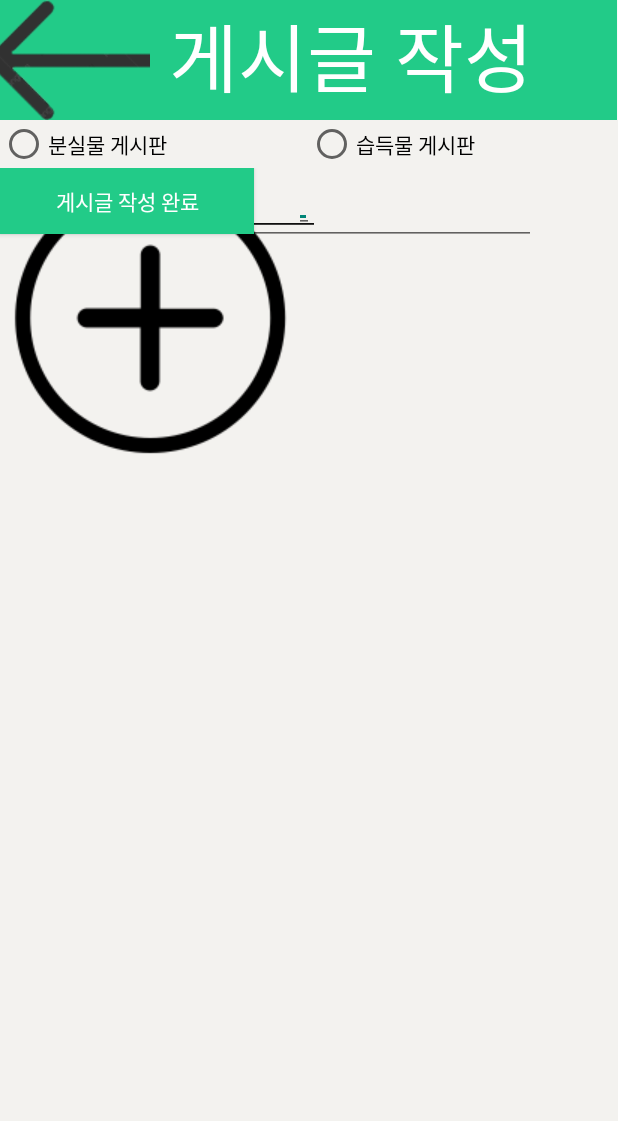
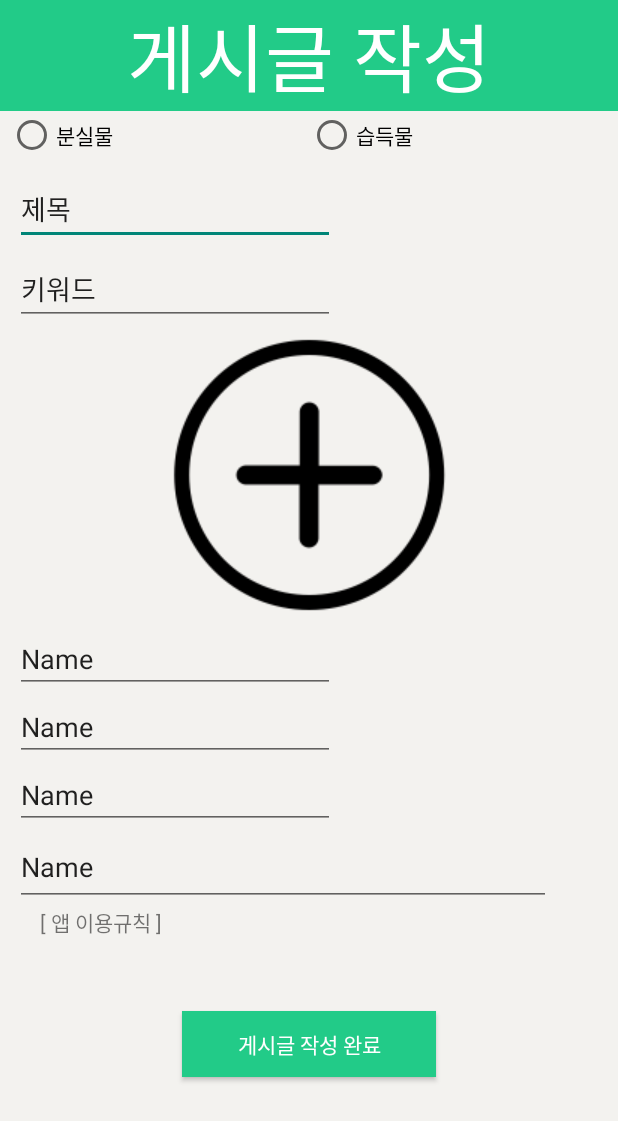
Before and after one commit to GANJI0170/ComposeCBT7, an Android app: the fragment fragment_write shown on its own in the app's theme, on a phone screen of 412 x 824 dp. Shown: the top 1121 px of the screen. Run offline under Robolectric (Android 15) with nearby library versions, the phone set to English and light mode, and no system bars.

Commit message:
게시글 작성 페이지 임시수정

```diff
--- a/app/src/main/java/com/cookandroid/cbt7/SearchActivity.java
+++ b/app/src/main/java/com/cookandroid/cbt7/SearchActivity.java
@@ -47,25 +47,25 @@ public class SearchActivity extends AppCompatActivity {
         mSearch.loadKeywords();
 
         //사전 정의
-//        FileOutputStream fos;
-//        String strFileContents = "제트플립\tNNP\n" + "제트 플립\tNNP\n" + "갤럭시노트10\tNNP\n"
-//                +"아이폰13프로\tNNP\n"+"갤럭시S20울트라\tNNP\n"+"갤럭시S23울트라\tNNP\n"
-//                +"갤럭시Z플립4\tNNP\n"+"접이식우산\tNNP\n"+"장우산\tNNP\n"+"골프우산\tNNP\n"
-//                +"갤럭시Z플립4\tNNP\n"+"접이식우산\tNNP\n"+"장우산\tNNP\n"+"골프우산\tNNP\n"
-//                +"거꾸로우산\tNNP\n"+"자동우산\tNNP\n"+"크로스백\tNNP\n"+"여행가방\tNNP\n"
-//                +"백팩\tNNP\n"+"토트백\tNNP\n"+"보스턴백\tNNP\n"+"베이스볼 캡\tNNP\n"
-//                +"비니\tNNP\n"+"페도라\tNNP\n"+"버킷햇\tNNP\n"+"트루퍼햇\tNNP\n"
-//                +"장지갑\tNNP\n"+"반지갑\tNNP\n"+"동전지갑\tNNP\n";
-//        try {
-//            fos = openFileOutput("userDic.txt", MODE_PRIVATE);
-//            fos.write(strFileContents.getBytes(StandardCharsets.UTF_8));
-//            fos.close();
-//            System.out.println("성공");
-//        } catch (FileNotFoundException e) {
-//            e.printStackTrace();
-//        } catch (IOException e) {
-//            e.printStackTrace();
-//        }
+        FileOutputStream fos;
+        String strFileContents = "제트플립\tNNP\n" + "제트 플립\tNNP\n" + "갤럭시노트10\tNNP\n"
+                +"아이폰13프로\tNNP\n"+"갤럭시S20울트라\tNNP\n"+"갤럭시S23울트라\tNNP\n"
+                +"갤럭시Z플립4\tNNP\n"+"접이식우산\tNNP\n"+"장우산\tNNP\n"+"골프우산\tNNP\n"
+                +"갤럭시Z플립4\tNNP\n"+"접이식우산\tNNP\n"+"장우산\tNNP\n"+"골프우산\tNNP\n"
+                +"거꾸로우산\tNNP\n"+"자동우산\tNNP\n"+"크로스백\tNNP\n"+"여행가방\tNNP\n"
+                +"백팩\tNNP\n"+"토트백\tNNP\n"+"보스턴백\tNNP\n"+"베이스볼 캡\tNNP\n"
+                +"비니\tNNP\n"+"페도라\tNNP\n"+"버킷햇\tNNP\n"+"트루퍼햇\tNNP\n"
+                +"장지갑\tNNP\n"+"반지갑\tNNP\n"+"동전지갑\tNNP\n";
+        try {
+            fos = openFileOutput("userDic.txt", MODE_PRIVATE);
+            fos.write(strFileContents.getBytes(StandardCharsets.UTF_8));
+            fos.close();
+            System.out.println("성공");
+        } catch (FileNotFoundException e) {
+            e.printStackTrace();
+        } catch (IOException e) {
+            e.printStackTrace();
+        }
 
         EditText keyword = findViewById(R.id.keyword);
         Button btn1 = findViewById(R.id.btn1);
--- a/app/src/main/java/com/cookandroid/cbt7/WriteActivity.java
+++ b/app/src/main/java/com/cookandroid/cbt7/WriteActivity.java
@@ -10,9 +10,7 @@ public class WriteActivity extends AppCompatActivity {
     @Override
     protected void onCreate(@Nullable Bundle savedInstanceState) {
         super.onCreate(savedInstanceState);
-        setContentView(R.layout.activity_write);
+        setContentView(R.layout.fragmentwrite);
 
-        TextView test = (TextView) findViewById(R.id.test);
-        test.setText("글 작성 페이지입니다.");
     }
 }
--- a/app/src/main/res/layout/fragmentwrite.xml
+++ b/app/src/main/res/layout/fragmentwrite.xml
@@ -11,22 +11,15 @@
         android:layout_height="wrap_content"
         android:orientation="horizontal">
 
-        <ImageButton
-            android:id="@+id/bpbtn"
-            android:layout_width="100dp"
-            android:layout_height="80dp"
-            android:background="#22CB88"
-            android:scaleType="centerCrop"
-            app:srcCompat="@drawable/bpbtn" />
-
         <TextView
-            android:layout_width="311dp"
-            android:layout_height="80dp"
-            android:layout_gravity="right"
+            android:layout_width="match_parent"
+            android:layout_height="wrap_content"
+            android:layout_gravity="center"
             android:background="#22CB88"
             android:text=" 게시글 작성 "
             android:textColor="#FFFFFF"
-            android:textSize="50sp" />
+            android:textSize="50sp"
+            android:textAlignment="center"/>
 
     </LinearLayout>
 
@@ -43,55 +36,46 @@
 
             <RadioButton
                 android:id="@+id/radioButton"
-                android:layout_width="205dp"
+                android:layout_width="200dp"
                 android:layout_height="wrap_content"
-                android:text="분실물 게시판" />
+                android:layout_gravity="left"
+                android:layout_marginLeft="5dp"
+                android:text="분실물" />
 
             <RadioButton
                 android:id="@+id/radioButton2"
-                android:layout_width="205dp"
+                android:layout_width="200dp"
                 android:layout_height="wrap_content"
-                android:text="습득물 게시판" />
+                android:layout_gravity="right"
+                android:layout_marginRight="5dp"
+                android:text="습득물" />
 
         </RadioGroup>
 
     </LinearLayout>
 
-    <androidx.constraintlayout.widget.ConstraintLayout
+    <LinearLayout
         android:layout_width="match_parent"
         android:layout_height="match_parent"
-        android:background="#F3F2EF">
-
-        <TextView
-            android:id="@+id/textView2"
-            android:layout_width="81dp"
-            android:layout_height="19dp"
-            android:text="*게시글 제목"
-            tools:layout_editor_absoluteX="19dp"
-            tools:layout_editor_absoluteY="21dp" />
+        android:background="#F3F2EF"
+        android:orientation="vertical">
 
         <EditText
             android:id="@+id/editTextText2"
-            android:layout_width="208dp"
-            android:layout_height="40dp"
+            android:layout_width="wrap_content"
+            android:layout_height="wrap_content"
+            android:layout_margin="10dp"
             android:ems="10"
             android:inputType="text"
             android:text="제목"
             tools:layout_editor_absoluteX="110dp"
             tools:layout_editor_absoluteY="0dp" />
 
-        <TextView
-            android:id="@+id/textView3"
-            android:layout_width="58dp"
-            android:layout_height="21dp"
-            android:text="글 키워드"
-            tools:layout_editor_absoluteX="28dp"
-            tools:layout_editor_absoluteY="51dp" />
-
         <EditText
             android:id="@+id/editTextText3"
-            android:layout_width="209dp"
+            android:layout_width="wrap_content"
             android:layout_height="43dp"
+            android:layout_marginLeft="10dp"
             android:ems="10"
             android:inputType="text"
             android:text="키워드"
@@ -105,58 +89,36 @@
             android:background="#F3F2EF"
             app:srcCompat="@drawable/plusbtn"
             tools:layout_editor_absoluteX="120dp"
-            tools:layout_editor_absoluteY="87dp" />
-
-        <TextView
-            android:id="@+id/placeview"
-            android:layout_width="wrap_content"
-            android:layout_height="wrap_content"
-            android:text=""
-            tools:layout_editor_absoluteX="28dp"
-            tools:layout_editor_absoluteY="300dp"
-            tools:text="장소" />
+            tools:layout_editor_absoluteY="87dp"
+            android:layout_gravity="center"/>
 
         <EditText
             android:id="@+id/placeedit"
             android:layout_width="wrap_content"
             android:layout_height="wrap_content"
+            android:layout_marginLeft="10dp"
             android:ems="10"
             android:inputType="text"
             android:text="Name"
             tools:layout_editor_absoluteX="116dp"
             tools:layout_editor_absoluteY="291dp" />
 
-        <TextView
-            android:id="@+id/dateview"
-            android:layout_width="wrap_content"
-            android:layout_height="wrap_content"
-            android:text="날짜"
-            tools:layout_editor_absoluteX="28dp"
-            tools:layout_editor_absoluteY="348dp" />
-
         <EditText
             android:id="@+id/dateedit"
             android:layout_width="wrap_content"
             android:layout_height="wrap_content"
+            android:layout_marginLeft="10dp"
             android:ems="10"
             android:inputType="text"
             android:text="Name"
             tools:layout_editor_absoluteX="116dp"
             tools:layout_editor_absoluteY="336dp" />
 
-        <TextView
-            android:id="@+id/thingview"
-            android:layout_width="wrap_content"
-            android:layout_height="wrap_content"
-            android:text="물건"
-            tools:layout_editor_absoluteX="28dp"
-            tools:layout_editor_absoluteY="388dp"
-            />
-
         <EditText
             android:id="@+id/thingedit"
             android:layout_width="wrap_content"
             android:layout_height="wrap_content"
+            android:layout_marginLeft="10dp"
             android:ems="10"
             android:inputType="text"
             android:text="Name"
@@ -164,18 +126,11 @@
             tools:layout_editor_absoluteY="381dp"
              />
 
-        <TextView
-            android:id="@+id/pointview"
-            android:layout_width="wrap_content"
-            android:layout_height="wrap_content"
-            android:text="특징"
-            tools:layout_editor_absoluteX="28dp"
-            tools:layout_editor_absoluteY="426dp" />
-
         <EditText
             android:id="@+id/pointedit"
             android:layout_width="357dp"
             android:layout_height="51dp"
+            android:layout_marginLeft="10dp"
             android:ems="10"
             android:inputType="text"
             android:text="Name"
@@ -183,18 +138,11 @@
             tools:layout_editor_absoluteY="445dp" />
 
         <TextView
-            android:id="@+id/textView8"
-            android:layout_width="wrap_content"
-            android:layout_height="wrap_content"
-            android:text="*필수입력사항"
-            tools:layout_editor_absoluteX="16dp"
-            tools:layout_editor_absoluteY="0dp" />
-
-        <TextView
             android:id="@+id/textView9"
             android:layout_width="358dp"
             android:layout_height="70dp"
             android:text="[ 앱 이용규칙 ]"
+            android:layout_gravity="center"
             tools:layout_editor_absoluteX="28dp"
             tools:layout_editor_absoluteY="496dp" />
 
@@ -205,9 +153,10 @@
             android:background="#22CB88"
             android:text="게시글 작성 완료"
             android:textColor="#FFFFFF"
+            android:layout_gravity="center"
             tools:layout_editor_absoluteX="120dp"
             tools:layout_editor_absoluteY="569dp" />
 
-    </androidx.constraintlayout.widget.ConstraintLayout>
+    </LinearLayout>
 
 </LinearLayout>
```
